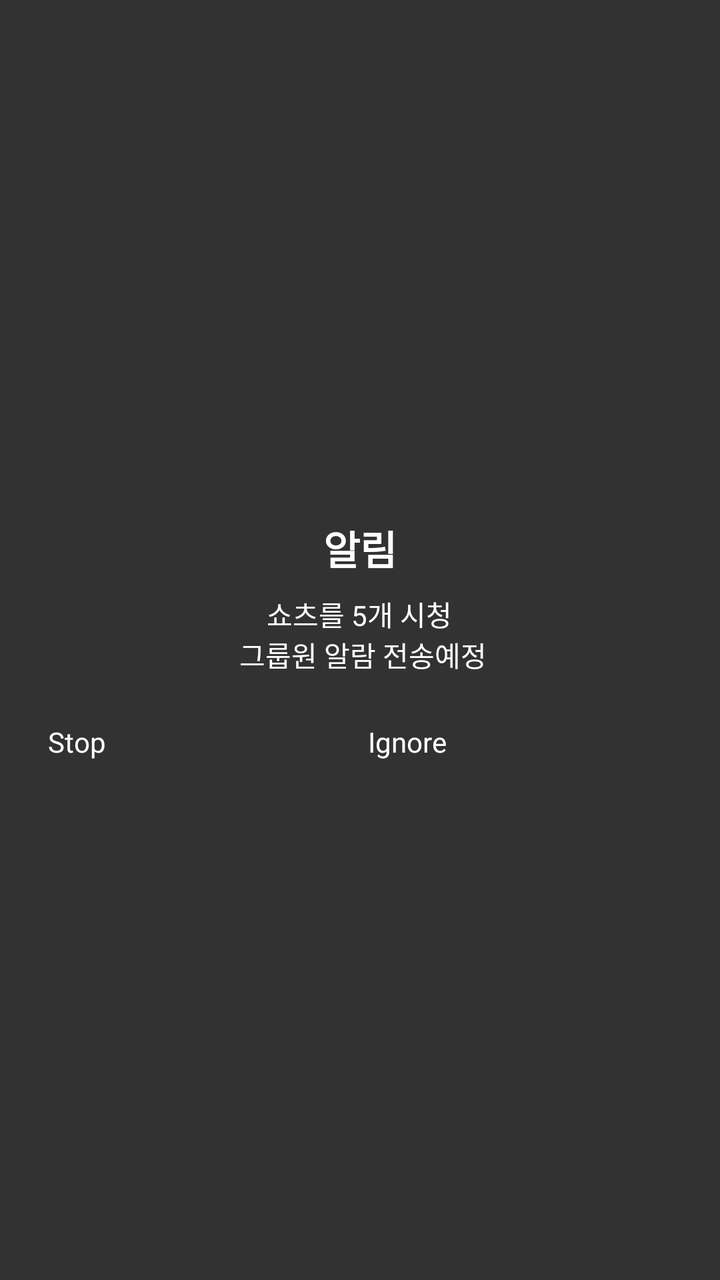
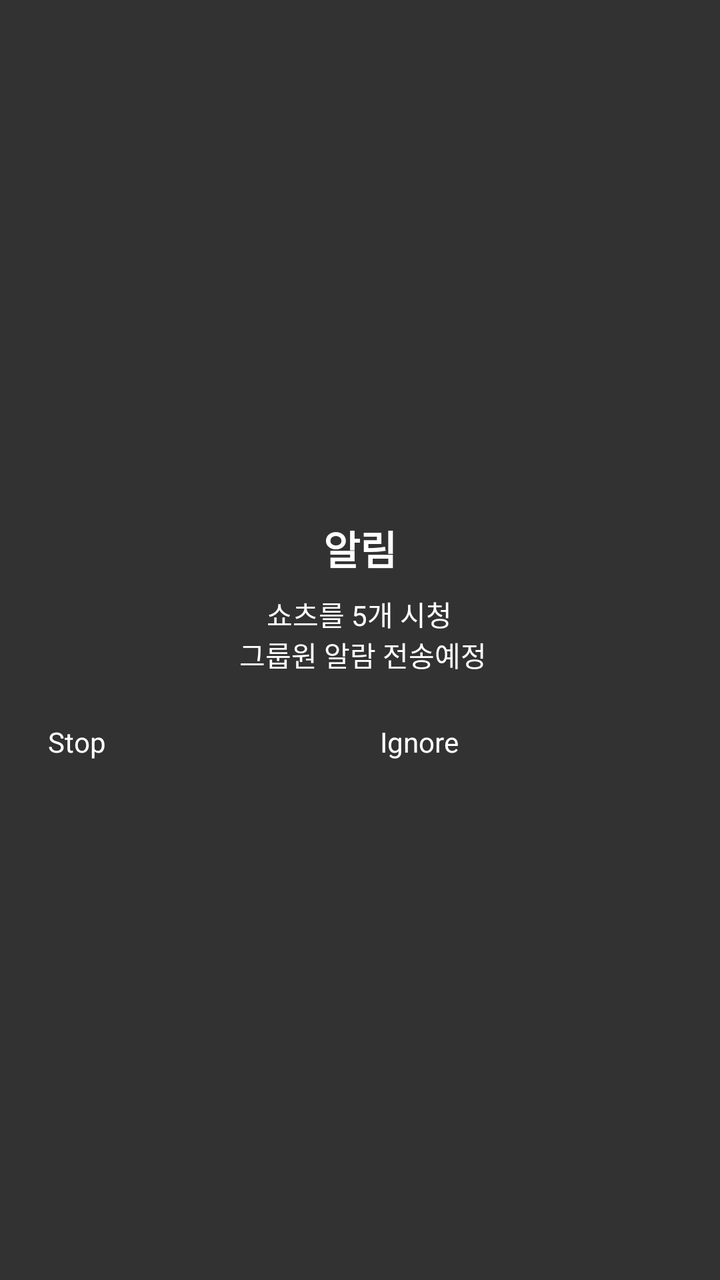

Compare the two renders of this Android layout. The source of the first and the diff that turns it into the second are given below.
<!-- AndroidManifest.xml: application theme Theme.ShortCut -->
<!-- res/layout/overlay_popup.xml -->
<?xml version="1.0" encoding="utf-8"?>
<LinearLayout xmlns:android="http://schemas.android.com/apk/res/android"
    android:layout_width="400dp"
    android:layout_height="wrap_content"
    android:orientation="vertical"
    android:background="#CC000000"
    android:padding="24dp"
    android:gravity="center">

    <TextView
        android:layout_width="wrap_content"
        android:layout_height="wrap_content"
        android:text="알림"
        android:textColor="#FFFFFF"
        android:textSize="20sp"
        android:textStyle="bold"
        android:layout_marginBottom="8dp"/>

    <TextView
        android:layout_width="wrap_content"
        android:layout_height="wrap_content"
        android:text="쇼츠를 5개 시청\n 그룹원 알람 전송예정"
        android:textColor="#FFFFFF"
        android:textSize="14sp"
        android:gravity="center"
        android:layout_marginBottom="24dp"/>

    <LinearLayout
        android:layout_width="match_parent"
        android:layout_height="wrap_content"
        android:orientation="horizontal"
        android:gravity="center">

        <Button
            android:id="@+id/btnStop"
            android:layout_width="15dp"
            android:layout_height="wrap_content"
            android:layout_weight="1"
            android:text="Stop"
            android:backgroundTint="#FF4444"
            android:textColor="#FFFFFF"
            android:layout_marginEnd="8dp"/>

        <Button
            android:id="@+id/btnIgnore"
            android:layout_width="15dp"
            android:layout_height="wrap_content"
            android:layout_weight="1"
            android:text="Ignore"
            android:backgroundTint="#888888"
            android:textColor="#FFFFFF"/>

    </LinearLayout>
</LinearLayout>
<!-- resources referenced by this layout -->
<resources>
  <style name="Theme.ShortCut" parent="android:Theme.Material.Light.NoActionBar" />
</resources>

<!-- the commit's change to res/layout/overlay_popup.xml (unified diff, before → after) -->
@@ -1,6 +1,6 @@
 <?xml version="1.0" encoding="utf-8"?>
 <LinearLayout xmlns:android="http://schemas.android.com/apk/res/android"
-    android:layout_width="400dp"
+    android:layout_width="500dp"
     android:layout_height="wrap_content"
     android:orientation="vertical"
     android:background="#CC000000"
@@ -19,11 +19,11 @@
     <TextView
         android:layout_width="wrap_content"
         android:layout_height="wrap_content"
+        android:layout_marginBottom="24dp"
+        android:gravity="center"
         android:text="쇼츠를 5개 시청\n 그룹원 알람 전송예정"
         android:textColor="#FFFFFF"
-        android:textSize="14sp"
-        android:gravity="center"
-        android:layout_marginBottom="24dp"/>
+        android:textSize="14sp" />
 
     <LinearLayout
         android:layout_width="match_parent"
@@ -33,17 +33,17 @@
 
         <Button
             android:id="@+id/btnStop"
-            android:layout_width="15dp"
+            android:layout_width="0dp"
             android:layout_height="wrap_content"
             android:layout_weight="1"
             android:text="Stop"
             android:backgroundTint="#FF4444"
             android:textColor="#FFFFFF"
-            android:layout_marginEnd="8dp"/>
+            android:layout_marginEnd="20dp"/>
 
         <Button
             android:id="@+id/btnIgnore"
-            android:layout_width="15dp"
+            android:layout_width="0dp"
             android:layout_height="wrap_content"
             android:layout_weight="1"
             android:text="Ignore"
@@ -51,4 +51,5 @@
             android:textColor="#FFFFFF"/>
 
     </LinearLayout>
+
 </LinearLayout>
